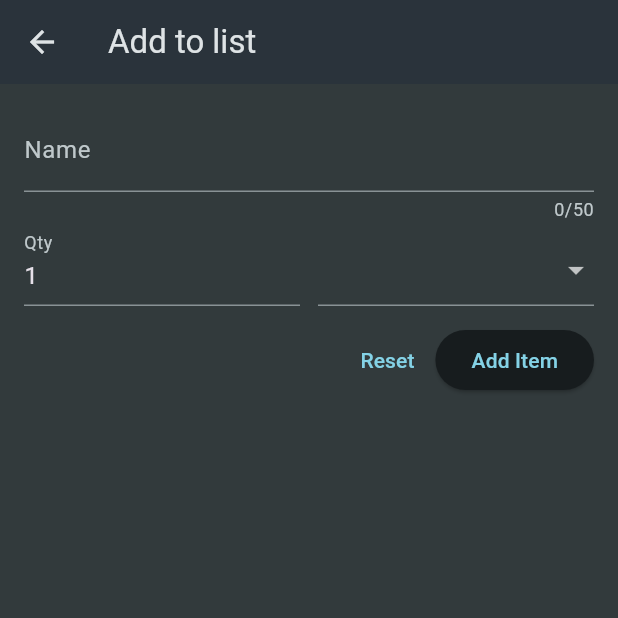
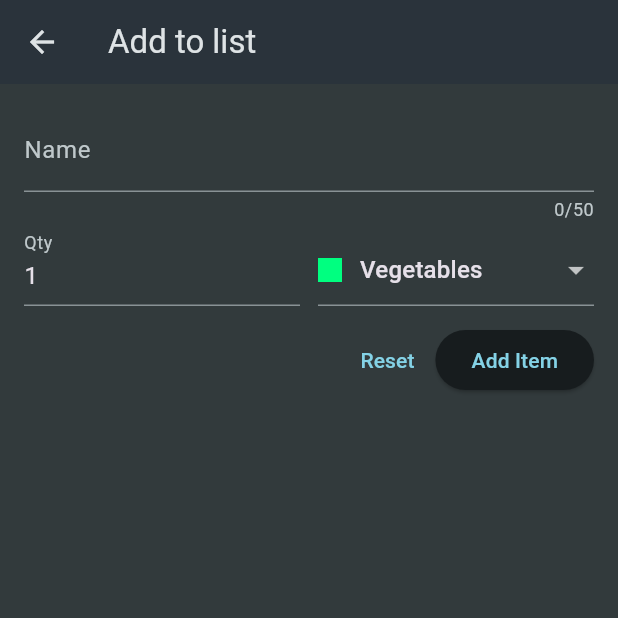
Before and after one commit to danielopara/flutter-projects, a Flutter app: the screen it shows after launch, after a tap on the "add circle outline" icon, on a phone screen of 412 x 824 dp, the top half of it. Run offline on Flutter 3.47's test engine with Material 3 defaults, Android fonts, the phone set to English and light mode, and no system bars; our stand-ins replace google_fonts.

Commit message:
adding checks for no item in list

```diff
--- a/shopping_list/lib/widgets/grocery_list.dart
+++ b/shopping_list/lib/widgets/grocery_list.dart
@@ -1,5 +1,6 @@
 import 'package:flutter/material.dart';
 import 'package:shopping_list/data/dummy_data.dart';
+import 'package:shopping_list/models/grocery_item.dart';
 import 'package:shopping_list/widgets/new_item.dart';
 
 class GroceryList extends StatefulWidget {
@@ -12,14 +13,40 @@ class GroceryList extends StatefulWidget {
 }
 
 class _GroceryListState extends State<GroceryList> {
-  void _addItem() {
-    Navigator.of(
+  final List<GroceryItem> _groceryItems = [];
+
+  void _addItem() async {
+    final newItem = await Navigator.of(
       context,
-    ).push(MaterialPageRoute(builder: (ctx) => const NewItem()));
+    ).push<GroceryItem>(MaterialPageRoute(builder: (ctx) => const NewItem()));
+
+    if (newItem == null) {
+      return;
+    }
+    setState(() {
+      _groceryItems.add(newItem);
+    });
   }
 
   @override
   Widget build(BuildContext context) {
+    Widget content = _groceryItems.isEmpty
+        ? const Center(
+            child: Text('No Item in the list', style: TextStyle(fontSize: 20)),
+          )
+        : ListView.builder(
+            itemCount: _groceryItems.length,
+            itemBuilder: (ctx, index) => ListTile(
+              title: Text(_groceryItems[index].name),
+              leading: Container(
+                width: 24,
+                height: 24,
+                color: _groceryItems[index].category.color,
+              ),
+              trailing: Text('${_groceryItems[index].quantity}'),
+            ),
+          );
+
     return Scaffold(
       appBar: AppBar(
         title: const Text('Your List'),
@@ -30,18 +57,7 @@ class _GroceryListState extends State<GroceryList> {
           ),
         ],
       ),
-      body: ListView.builder(
-        itemCount: groceryItems.length,
-        itemBuilder: (ctx, index) => ListTile(
-          title: Text(groceryItems[index].name),
-          leading: Container(
-            width: 24,
-            height: 24,
-            color: groceryItems[index].category.color,
-          ),
-          trailing: Text('${groceryItems[index].quantity}'),
-        ),
-      ),
+      body: content,
     );
   }
 }
--- a/shopping_list/lib/widgets/new_item.dart
+++ b/shopping_list/lib/widgets/new_item.dart
@@ -1,5 +1,7 @@
 import 'package:flutter/material.dart';
 import 'package:shopping_list/data/categories.dart';
+import 'package:shopping_list/models/category.dart';
+import 'package:shopping_list/models/grocery_item.dart';
 
 class NewItem extends StatefulWidget {
   const NewItem({super.key});
@@ -12,9 +14,22 @@ class NewItem extends StatefulWidget {
 
 class _NewItemState extends State<NewItem> {
   final _formKey = GlobalKey<FormState>();
+  var _enteredName = '';
+  var _enteredQuantity = 1;
+  var _selectedCategory = categories[Categories.vegetables]!;
 
   void _saveItem() {
-    _formKey.currentState!.validate();
+    if (_formKey.currentState!.validate()) {
+      _formKey.currentState!.save();
+      Navigator.of(context).pop(
+        GroceryItem(
+          id: DateTime.now().toString(),
+          name: _enteredName,
+          quantity: _enteredQuantity,
+          category: _selectedCategory,
+        ),
+      );
+    }
   }
 
   @override
@@ -39,6 +54,9 @@ class _NewItemState extends State<NewItem> {
                   }
                   return null;
                 },
+                onSaved: (value) {
+                  _enteredName = value!;
+                },
               ),
 
               Row(
@@ -48,7 +66,7 @@ class _NewItemState extends State<NewItem> {
                     child: TextFormField(
                       decoration: InputDecoration(label: const Text('Qty')),
                       keyboardType: TextInputType.number,
-                      initialValue: '1',
+                      initialValue: _enteredQuantity.toString(),
                       validator: (value) {
                         if (value == null ||
                             value.isEmpty ||
@@ -58,11 +76,15 @@ class _NewItemState extends State<NewItem> {
                         }
                         return null;
                       },
+                      onSaved: (value) {
+                        _enteredQuantity = int.parse(value!);
+                      },
                     ),
                   ),
                   const SizedBox(width: 12),
                   Expanded(
                     child: DropdownButtonFormField(
+                      initialValue: _selectedCategory,
                       items: [
                         for (final category in categories.entries)
                           DropdownMenuItem(
@@ -81,7 +103,9 @@ class _NewItemState extends State<NewItem> {
                           ),
                       ],
                       onChanged: (value) {
-                        return;
+                        setState(() {
+                          _selectedCategory = value!;
+                        });
                       },
                     ),
                   ),
```
